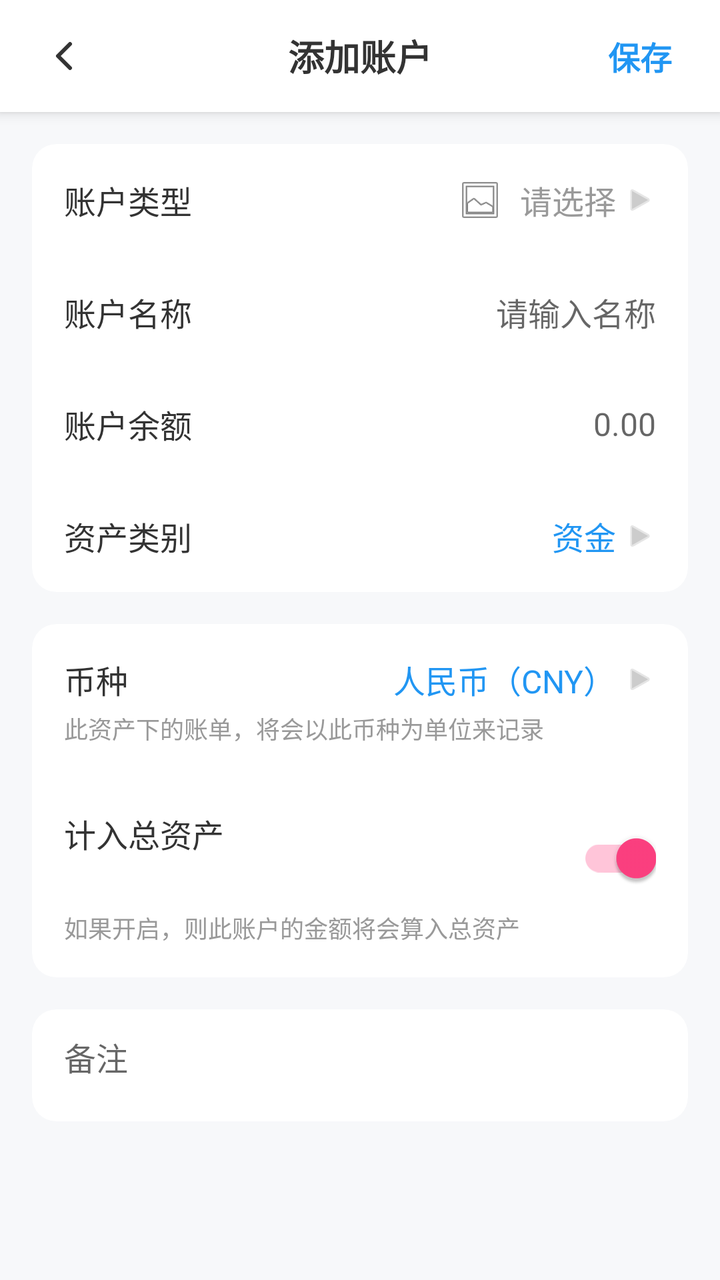
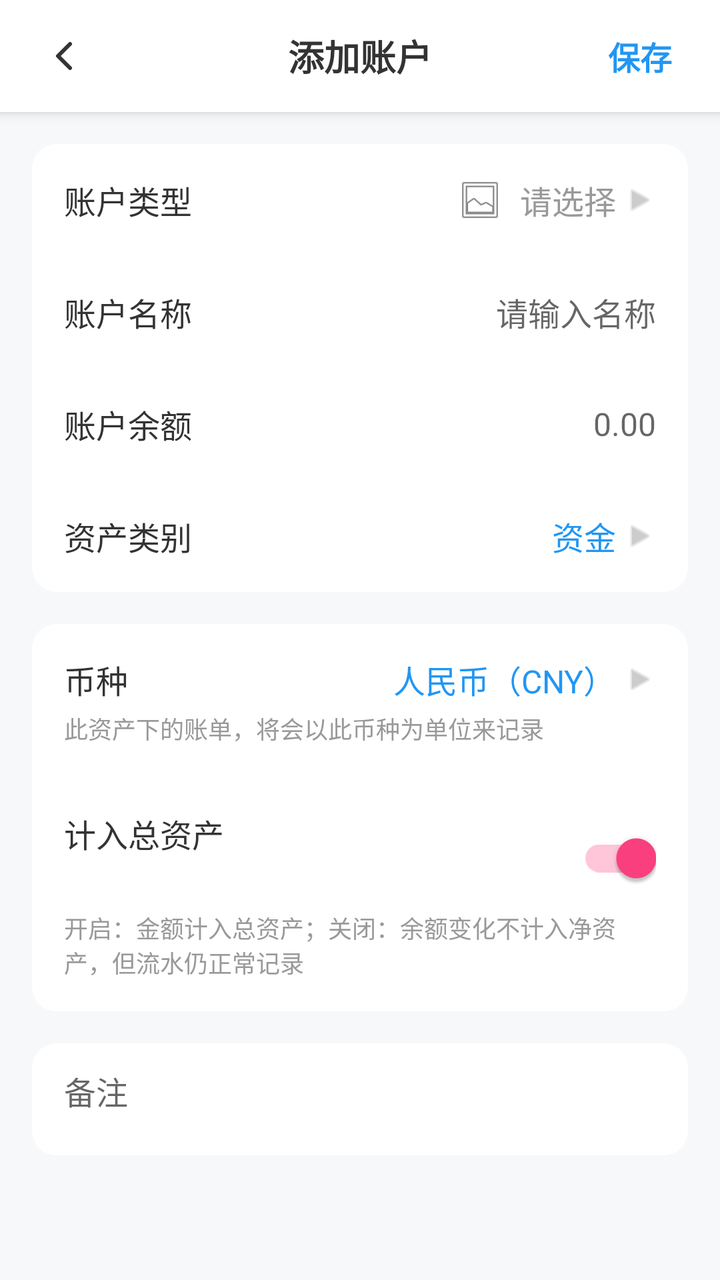

Two renders of the same Android screen: before a commit and after it. Below are the layout's source before the change and the commit's diff.
<!-- AndroidManifest.xml: application theme Theme.FlipAccounting -->
<!-- res/layout/activity_add_asset.xml -->
﻿<?xml version="1.0" encoding="utf-8"?>
<RelativeLayout xmlns:android="http://schemas.android.com/apk/res/android"
    xmlns:app="http://schemas.android.com/apk/res-auto"
    android:layout_width="match_parent"
    android:layout_height="match_parent"
    android:background="#F7F8FA">

    
    <RelativeLayout
        android:id="@+id/toolbar"
        android:layout_width="match_parent"
        android:layout_height="56dp"
        android:background="#FFFFFF"
        android:paddingHorizontal="16dp"
        android:elevation="4dp">
        <ImageView
            android:id="@+id/btn_back"
            android:layout_width="@dimen/icon_size_32"
            android:layout_height="@dimen/icon_size_32"
            android:padding="4dp"
            android:src="@drawable/ic_chevron_left"
            app:tint="#333333"
            android:layout_centerVertical="true"/>
        <TextView
            android:id="@+id/tv_title"
            android:layout_width="wrap_content"
            android:layout_height="wrap_content"
            android:layout_centerInParent="true"
            android:text="添加账户"
            android:textSize="@dimen/text_size_18"
            android:textStyle="bold"
            android:textColor="#333333"/>
        <TextView
            android:id="@+id/btn_save"
            android:layout_width="wrap_content"
            android:layout_height="wrap_content"
            android:layout_alignParentEnd="true"
            android:layout_centerVertical="true"
            android:text="保存"
            android:textColor="#2196F3"
            android:textSize="@dimen/text_size_16"
            android:textStyle="bold"
            android:padding="8dp"/>
    </RelativeLayout>

    <ScrollView
        android:layout_width="match_parent"
        android:layout_height="match_parent"
        android:layout_below="@id/toolbar"
        android:overScrollMode="never">

        <LinearLayout
            android:layout_width="match_parent"
            android:layout_height="wrap_content"
            android:orientation="vertical"
            android:padding="16dp">

            
            <androidx.cardview.widget.CardView
                android:layout_width="match_parent"
                android:layout_height="wrap_content"
                app:cardCornerRadius="12dp"
                app:cardElevation="0dp">

                <LinearLayout
                    android:layout_width="match_parent"
                    android:layout_height="wrap_content"
                    android:orientation="vertical"
                    android:showDividers="middle">

                    
                    <LinearLayout
                        android:id="@+id/layout_select_type"
                        android:layout_width="match_parent"
                        android:layout_height="56dp"
                        android:gravity="center_vertical"
                        android:paddingHorizontal="16dp"
                        android:background="?android:attr/selectableItemBackground">
                        <TextView
                            android:layout_width="0dp"
                            android:layout_height="wrap_content"
                            android:layout_weight="1"
                            android:text="账户类型"
                            android:textColor="#333333"
                            android:textSize="@dimen/text_size_16"/>
                        <ImageView
                            android:id="@+id/iv_type_icon"
                            android:layout_width="@dimen/icon_size_24"
                            android:layout_height="@dimen/icon_size_24"
                            android:layout_marginEnd="8dp"
                            android:src="@android:drawable/ic_menu_gallery"/>
                        <TextView
                            android:id="@+id/tv_type_name"
                            android:layout_width="wrap_content"
                            android:layout_height="wrap_content"
                            android:text="请选择"
                            android:textColor="#999999"
                            android:textSize="@dimen/text_size_16"
                            android:layout_marginEnd="4dp"/>
                        <ImageView
                            android:layout_width="@dimen/icon_size_16"
                            android:layout_height="@dimen/icon_size_16"
                            android:src="@android:drawable/ic_media_play"
                            app:tint="#CCCCCC"/>
                    </LinearLayout>

                    
                    <LinearLayout
                        android:layout_width="match_parent"
                        android:layout_height="56dp"
                        android:gravity="center_vertical"
                        android:paddingHorizontal="16dp">
                        <TextView
                            android:layout_width="100dp"
                            android:layout_height="wrap_content"
                            android:text="账户名称"
                            android:textColor="#333333"
                            android:textSize="@dimen/text_size_16"/>
                        <EditText
                            android:id="@+id/et_name"
                            android:layout_width="match_parent"
                            android:layout_height="match_parent"
                            android:background="@null"
                            android:hint="请输入名称"
                            android:textColor="#2196F3"
                            android:gravity="end|center_vertical"
                            android:textSize="@dimen/text_size_16"
                            android:singleLine="true"/>
                    </LinearLayout>

                    
                    <LinearLayout
                        android:layout_width="match_parent"
                        android:layout_height="56dp"
                        android:gravity="center_vertical"
                        android:paddingHorizontal="16dp">
                        <TextView
                            android:layout_width="100dp"
                            android:layout_height="wrap_content"
                            android:text="账户余额"
                            android:textColor="#333333"
                            android:textSize="@dimen/text_size_16"/>
                        <EditText
                            android:id="@+id/et_balance"
                            android:layout_width="match_parent"
                            android:layout_height="match_parent"
                            android:background="@null"
                            android:hint="0.00"
                            android:inputType="numberDecimal|numberSigned"
                            android:textColor="#999999"
                            android:gravity="end|center_vertical"
                            android:textSize="@dimen/text_size_16"/>
                    </LinearLayout>

                    
                    <LinearLayout
                        android:id="@+id/layout_select_asset_category"
                        android:layout_width="match_parent"
                        android:layout_height="56dp"
                        android:gravity="center_vertical"
                        android:paddingHorizontal="16dp"
                        android:background="?android:attr/selectableItemBackground">
                        <TextView
                            android:layout_width="0dp"
                            android:layout_height="wrap_content"
                            android:layout_weight="1"
                            android:text="资产类别"
                            android:textColor="#333333"
                            android:textSize="@dimen/text_size_16"/>
                        <TextView
                            android:id="@+id/tv_asset_category"
                            android:layout_width="wrap_content"
                            android:layout_height="wrap_content"
                            android:text="资金"
                            android:textColor="#2196F3"
                            android:textSize="@dimen/text_size_16"
                            android:layout_marginEnd="4dp"/>
                        <ImageView
                            android:layout_width="@dimen/icon_size_16"
                            android:layout_height="@dimen/icon_size_16"
                            android:src="@android:drawable/ic_media_play"
                            app:tint="#CCCCCC"/>
                    </LinearLayout>

                </LinearLayout>
            </androidx.cardview.widget.CardView>

            
            <androidx.cardview.widget.CardView
                android:layout_width="match_parent"
                android:layout_height="wrap_content"
                android:layout_marginTop="16dp"
                app:cardCornerRadius="12dp"
                app:cardElevation="0dp">

                <LinearLayout
                    android:layout_width="match_parent"
                    android:layout_height="wrap_content"
                    android:orientation="vertical"
                    android:showDividers="middle">

                    
                    <LinearLayout
                        android:id="@+id/layout_select_currency"
                        android:layout_width="match_parent"
                        android:layout_height="wrap_content"
                        android:minHeight="56dp"
                        android:orientation="vertical"
                        android:padding="16dp"
                        android:background="?android:attr/selectableItemBackground">
                        <RelativeLayout
                            android:layout_width="match_parent"
                            android:layout_height="wrap_content">
                            <TextView
                                android:layout_width="wrap_content"
                                android:layout_height="wrap_content"
                                android:text="币种"
                                android:textColor="#333333"
                                android:textSize="@dimen/text_size_16"/>
                            <TextView
                                android:id="@+id/tv_currency"
                                android:layout_width="wrap_content"
                                android:layout_height="wrap_content"
                                android:layout_toStartOf="@id/iv_arrow_cur"
                                android:text="人民币（CNY）"
                                android:textColor="#2196F3"
                                android:textSize="@dimen/text_size_16"
                                android:layout_marginEnd="4dp"/>
                            <ImageView
                                android:id="@+id/iv_arrow_cur"
                                android:layout_width="@dimen/icon_size_16"
                                android:layout_height="@dimen/icon_size_16"
                                android:layout_alignParentEnd="true"
                                android:layout_centerVertical="true"
                                android:src="@android:drawable/ic_media_play"
                                app:tint="#CCCCCC"/>
                        </RelativeLayout>
                        <TextView
                            android:layout_width="wrap_content"
                            android:layout_height="wrap_content"
                            android:text="此资产下的账单，将会以此币种为单位来记录"
                            android:textColor="#999999"
                            android:textSize="@dimen/text_size_12"
                            android:layout_marginTop="4dp"/>
                    </LinearLayout>

                    
                    <LinearLayout
                        android:layout_width="match_parent"
                        android:layout_height="wrap_content"
                        android:minHeight="64dp"
                        android:orientation="vertical"
                        android:padding="16dp">
                        <RelativeLayout
                            android:layout_width="match_parent"
                            android:layout_height="wrap_content">
                            <TextView
                                android:layout_width="wrap_content"
                                android:layout_height="wrap_content"
                                android:text="计入总资产"
                                android:textColor="#333333"
                                android:textSize="@dimen/text_size_16"/>
                            <androidx.appcompat.widget.SwitchCompat
                                android:id="@+id/sw_include_net"
                                android:layout_width="wrap_content"
                                android:layout_height="wrap_content"
                                android:layout_alignParentEnd="true"
                                android:checked="true"/>
                        </RelativeLayout>
                        <TextView
                            android:layout_width="wrap_content"
                            android:layout_height="wrap_content"
                            android:text="如果开启，则此账户的金额将会算入总资产"
                            android:textColor="#999999"
                            android:textSize="@dimen/text_size_12"
                            android:layout_marginTop="2dp"/>
                    </LinearLayout>
                </LinearLayout>
            </androidx.cardview.widget.CardView>

            
            <androidx.cardview.widget.CardView
                android:layout_width="match_parent"
                android:layout_height="wrap_content"
                android:layout_marginTop="16dp"
                app:cardCornerRadius="12dp"
                app:cardElevation="0dp">
                <EditText
                    android:id="@+id/et_remark"
                    android:layout_width="match_parent"
                    android:layout_height="wrap_content"
                    android:minHeight="56dp"
                    android:background="@null"
                    android:hint="备注"
                    android:paddingHorizontal="16dp"
                    android:paddingVertical="12dp"
                    android:textSize="@dimen/text_size_16"
                    android:inputType="textNoSuggestions"
                    android:imeOptions="actionDone|flagNoExtractUi"
                    android:maxLines="1"
                    android:gravity="top"/>
            </androidx.cardview.widget.CardView>

        </LinearLayout>
    </ScrollView>

    
    <LinearLayout
        android:id="@+id/layout_type_picker"
        android:layout_width="match_parent"
        android:layout_height="match_parent"
        android:layout_below="@id/toolbar"
        android:layout_marginTop="10dp"
        android:orientation="vertical"
        android:background="#F7F8FA"
        android:padding="16dp"
        android:visibility="gone">
        <RelativeLayout
            android:layout_width="match_parent"
            android:layout_height="56dp">
            <EditText
                android:id="@+id/et_search_type"
                android:layout_width="match_parent"
                android:layout_height="40dp"
                android:layout_centerVertical="true"
                android:hint="搜索账户类型..."
                android:paddingHorizontal="16dp"
                android:background="@android:drawable/edit_text"
                android:textSize="@dimen/text_size_14"/>
        </RelativeLayout>
        <androidx.recyclerview.widget.RecyclerView
            android:id="@+id/rv_icon_list"
            android:layout_width="match_parent"
            android:layout_height="match_parent"
            android:background="#FFFFFF"
            android:padding="8dp"/>
    </LinearLayout>

</RelativeLayout>
<!-- resources referenced by this layout -->
<resources>
  <dimen name="icon_size_16">16dp</dimen>
  <dimen name="icon_size_24">24dp</dimen>
  <dimen name="icon_size_32">32dp</dimen>
  <dimen name="text_size_12">12sp</dimen>
  <dimen name="text_size_14">14sp</dimen>
  <dimen name="text_size_16">16sp</dimen>
  <dimen name="text_size_18">18sp</dimen>
  <!-- drawable ic_chevron_left (drawable) -->
  <vector xmlns:android="http://schemas.android.com/apk/res/android"
      android:width="24dp"
      android:height="24dp"
      android:viewportWidth="24"
      android:viewportHeight="24">
      <path
          android:strokeColor="#333333"
          android:strokeWidth="2"
          android:strokeLineCap="round"
          android:strokeLineJoin="round"
          android:pathData="M15,18l-6,-6l6,-6" />
  </vector>
  <style name="Theme.FlipAccounting" parent="Theme.MaterialComponents.DayNight.NoActionBar">
          
          <item name="colorPrimary">#5C6BC0</item>
          <item name="colorPrimaryVariant">#3F51B5</item>
          <item name="colorOnPrimary">#FFFFFF</item>
          
          <item name="colorSecondary">#FF4081</item>
          <item name="colorSecondaryVariant">#F50057</item>
          <item name="colorOnSecondary">#FFFFFF</item>
  
          
          <item name="android:statusBarColor">#F5F7FA</item>
          <item name="android:windowLightStatusBar">true</item>
      </style>
</resources>

<!-- the commit's change to res/layout/activity_add_asset.xml (unified diff, before → after) -->
@@ -270,7 +270,7 @@
                         <TextView
                             android:layout_width="wrap_content"
                             android:layout_height="wrap_content"
-                            android:text="如果开启，则此账户的金额将会算入总资产"
+                            android:text="开启：金额计入总资产；关闭：余额变化不计入净资产，但流水仍正常记录"
                             android:textColor="#999999"
                             android:textSize="@dimen/text_size_12"
                             android:layout_marginTop="2dp"/>
